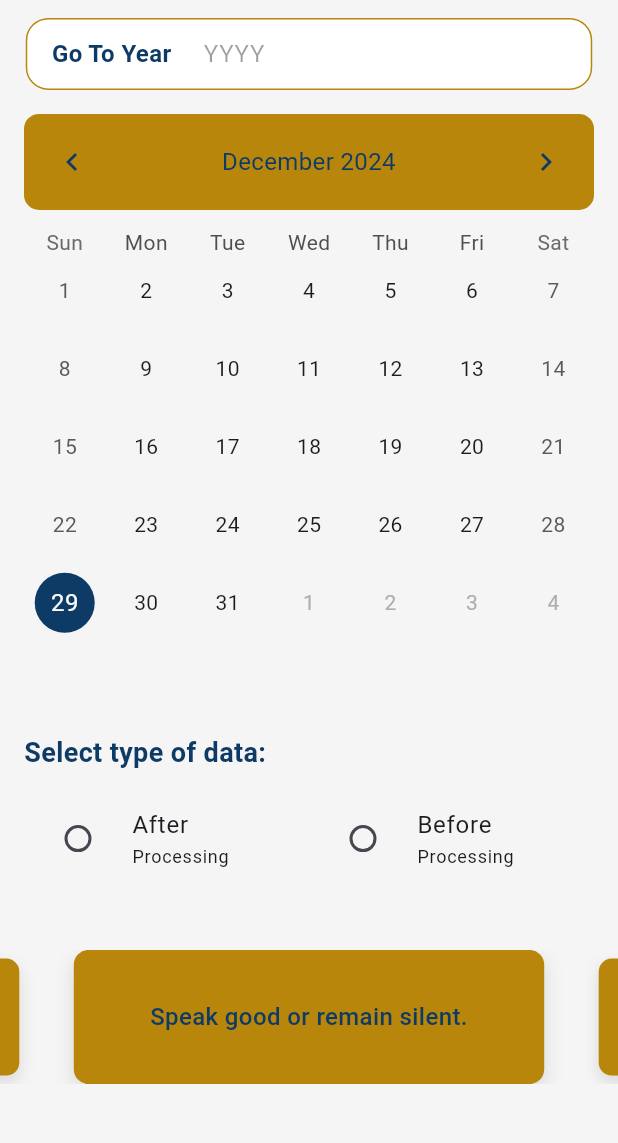
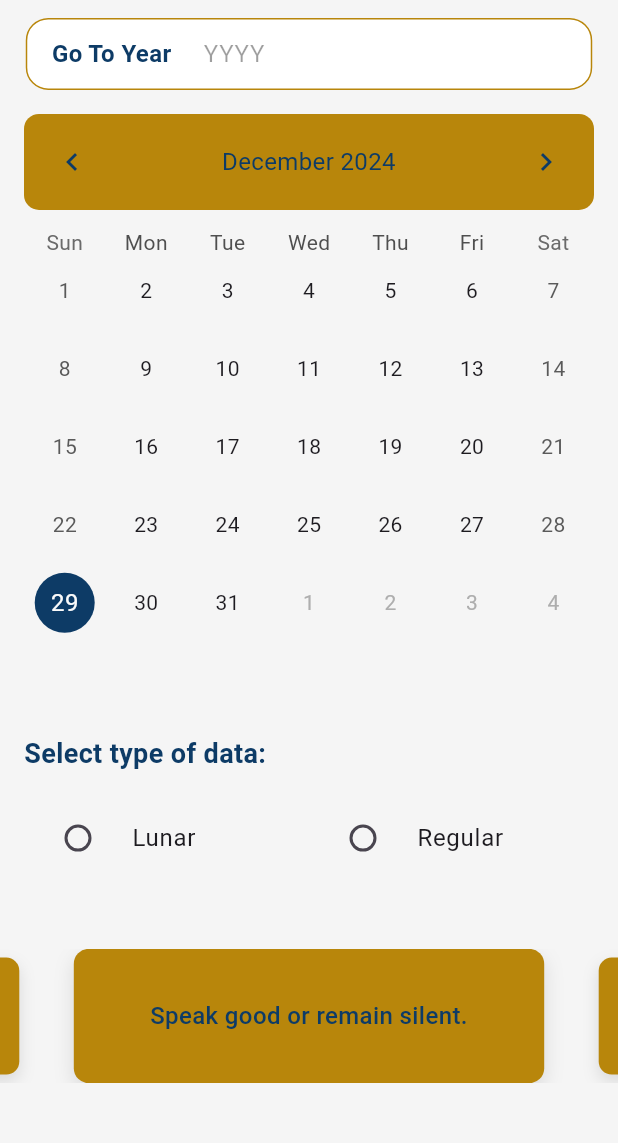
Before and after one commit to EslamKamel89/islamic_calander_2, a Flutter app: the screen it shows after launch, on a phone screen of 412 x 824 dp, the part 84-1227 px from its top. Run offline on Flutter 3.47's test engine with Material 3 defaults, Android fonts, the phone set to English and light mode, and no system bars; drawn by our look-alikes of carousel_slider, table_calendar; our stand-ins replace bloc, connectivity_plus, dartz, dio, easy_localization, flutter_bloc and 5 more.

Commit message:
udpating project files

```diff
--- a/lib/core/api_service/end_points.dart
+++ b/lib/core/api_service/end_points.dart
@@ -4,5 +4,5 @@ class EndPoint {
   static const String dateInfoYearEndPoint = "$baseUrl/moon/getyear.php";
   static const String dateInfoMonthEndPoint = "$baseUrl/moon/getmonth.php";
   static const String getMoonPhaseEndPoint = "$baseUrl/moon/getphase.php";
-  static const String getEclipseEndPoint = "$baseUrl/moon/geteclipse.php";
+  static const String getEclipseEndPoint = "$baseUrl/moon/getecllipse.php";
 }
--- a/lib/features/date_conversion/presentation/views/widgets/data_selector.dart
+++ b/lib/features/date_conversion/presentation/views/widgets/data_selector.dart
@@ -36,7 +36,7 @@ class DataSelectorState extends State<DataSelector> {
                     crossAxisAlignment: CrossAxisAlignment.start,
                     children: [
                       Text(
-                        'After',
+                        'Lunar',
                         style: TextStyle(
                           color: controller.state.selectedOption == DataProcessingOption.after
                               ? context.primaryColor
@@ -45,17 +45,17 @@ class DataSelectorState extends State<DataSelector> {
                               controller.state.selectedOption == DataProcessingOption.after ? FontWeight.bold : null,
                         ),
                       ),
-                      Text(
-                        'Processing',
-                        style: TextStyle(
-                          color: controller.state.selectedOption == DataProcessingOption.after
-                              ? context.primaryColor
-                              : null,
-                          fontWeight:
-                              controller.state.selectedOption == DataProcessingOption.after ? FontWeight.bold : null,
-                          fontSize: 12,
-                        ),
-                      ),
+                      // Text(
+                      //   'Processing',
+                      //   style: TextStyle(
+                      //     color: controller.state.selectedOption == DataProcessingOption.after
+                      //         ? context.primaryColor
+                      //         : null,
+                      //     fontWeight:
+                      //         controller.state.selectedOption == DataProcessingOption.after ? FontWeight.bold : null,
+                      //     fontSize: 12,
+                      //   ),
+                      // ),
                     ],
                   ),
                   value: DataProcessingOption.after,
@@ -76,7 +76,7 @@ class DataSelectorState extends State<DataSelector> {
                     crossAxisAlignment: CrossAxisAlignment.start,
                     children: [
                       Text(
-                        'Before',
+                        'Regular',
                         style: TextStyle(
                           color: controller.state.selectedOption == DataProcessingOption.before
                               ? context.primaryColor
@@ -85,17 +85,17 @@ class DataSelectorState extends State<DataSelector> {
                               controller.state.selectedOption == DataProcessingOption.before ? FontWeight.bold : null,
                         ),
                       ),
-                      Text(
-                        'Processing',
-                        style: TextStyle(
-                          color: controller.state.selectedOption == DataProcessingOption.before
-                              ? context.primaryColor
-                              : null,
-                          fontWeight:
-                              controller.state.selectedOption == DataProcessingOption.before ? FontWeight.bold : null,
-                          fontSize: 12,
-                        ),
-                      ),
+                      // Text(
+                      //   'Processing',
+                      //   style: TextStyle(
+                      //     color: controller.state.selectedOption == DataProcessingOption.before
+                      //         ? context.primaryColor
+                      //         : null,
+                      //     fontWeight:
+                      //         controller.state.selectedOption == DataProcessingOption.before ? FontWeight.bold : null,
+                      //     fontSize: 12,
+                      //   ),
+                      // ),
                     ],
                   ),
                   value: DataProcessingOption.before,
--- a/lib/features/date_info/data/data_source/date_info_remote_data_source.dart
+++ b/lib/features/date_info/data/data_source/date_info_remote_data_source.dart
@@ -57,7 +57,7 @@ class DateInfoRemoteDataSource {
     final t = prt('getEclipseInfoMonth - DateInfoRemoteDataSource');
     final data = await api.get(EndPoint.getEclipseEndPoint, queryParameter: {
       'year': year,
-      'eclipse': eclipse.toShortString(),
+      'ecllipse': eclipse.toShortString(),
     });
     List dataList = jsonDecode(data);
     pr(dataList, '$t - raw respnose');
```
Also changed, not shown: lib/core/enums/eclipse_enum.dart (+16 -9 lines), lib/features/date_conversion/domain/entities/selected_date_conversion_entity.dart (+21 -0 lines), lib/features/date_conversion/presentation/views/widgets/table_widget.dart (+7 -5 lines), lib/features/date_info/presentation/eclipse_view.dart (+4 -5 lines), 45 other files.
